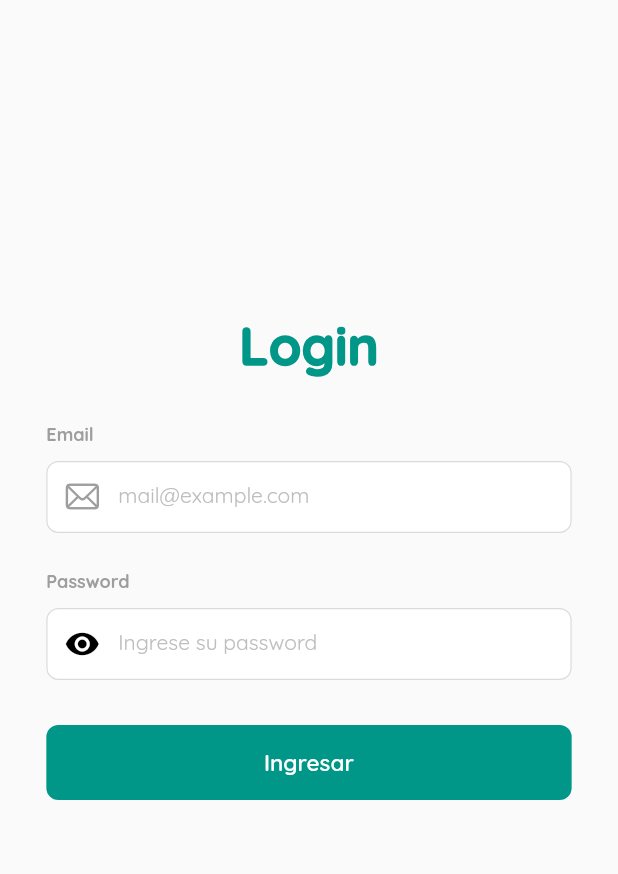
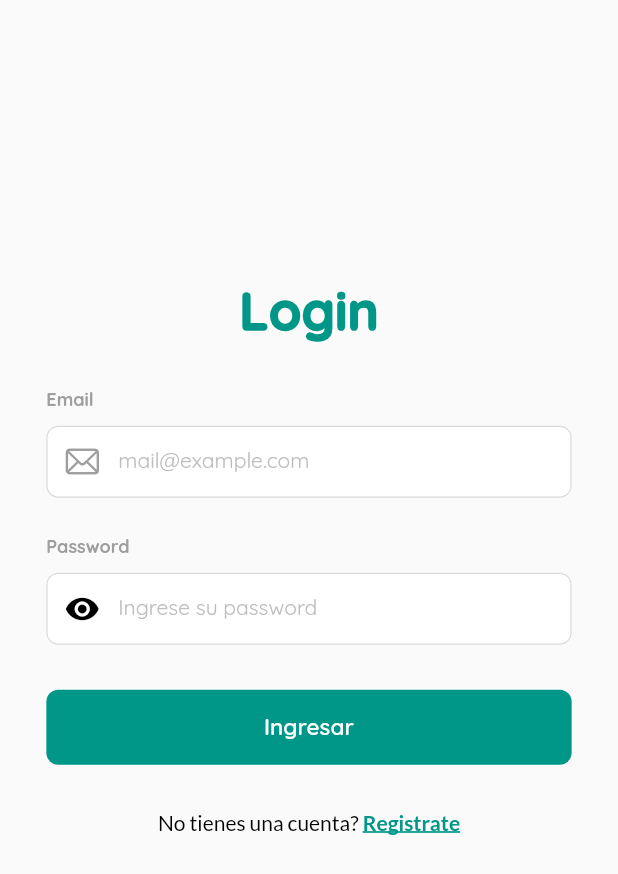
Before and after one commit to Christgrant98/ai-fish-aquarium, a Flutter app: the LoginPage screen opened by its route, on a phone screen of 412 x 824 dp. Shown: the top 874 px of the screen. Run offline on Flutter 3.47's test engine with Material 2 defaults, Android fonts, the phone set to English and light mode, and no system bars; our stand-ins replace blurrycontainer, camera, carousel_slider, go_router, google_fonts, google_nav_bar and 3 more; missing offline and left inert: google_mlkit_image_labeling, langchain, langchain_openai; accounts and stored records are empty.

Commit message:
buildaskforregistration method created and places into login page cx

```diff
--- a/lib/src/pages/login_page.dart
+++ b/lib/src/pages/login_page.dart
@@ -1,4 +1,7 @@
+import 'package:flutter/gestures.dart';
 import 'package:flutter/material.dart';
+import 'package:go_router/go_router.dart';
+import 'package:google_fonts/google_fonts.dart';
 import 'package:login_flutter/src/utils/forms/login_form.dart';
 
 import '../utils/widgets/text_view.dart';
@@ -15,17 +18,19 @@ class LoginPage extends StatelessWidget {
           child: SizedBox(
             height: MediaQuery.of(context).size.height * .9,
             width: MediaQuery.of(context).size.width * .85,
-            child: const Column(
+            child: Column(
               mainAxisAlignment: MainAxisAlignment.center,
               children: [
-                TextView(
+                const TextView(
                   text: "Login",
                   fontSize: 35,
                   color: Colors.teal,
                   fontWeight: FontWeight.w900,
                 ),
-                SizedBox(height: 30),
-                LoginForm()
+                const SizedBox(height: 30),
+                const LoginForm(),
+                const SizedBox(height: 30),
+                _buildAskForRegistration(context),
               ],
             ),
           ),
@@ -33,4 +38,30 @@ class LoginPage extends StatelessWidget {
       ),
     ));
   }
+
+  Widget _buildAskForRegistration(BuildContext context) {
+    return RichText(
+      text: TextSpan(
+        text: 'No tienes una cuenta? ',
+        style: GoogleFonts.lato(
+          fontWeight: FontWeight.w500,
+          color: Colors.black,
+          fontSize: 14,
+        ),
+        children: [
+          TextSpan(
+            text: 'Registrate',
+            style: GoogleFonts.lato(
+              decoration: TextDecoration.underline,
+              fontWeight: FontWeight.bold,
+              color: Colors.teal,
+              fontSize: 14,
+            ),
+            recognizer: TapGestureRecognizer()
+              ..onTap = () => context.go("/registro"),
+          ),
+        ],
+      ),
+    );
+  }
 }
--- a/lib/src/utils/widgets/botton_navigator_menu.dart
+++ b/lib/src/utils/widgets/botton_navigator_menu.dart
@@ -5,7 +5,7 @@ import 'package:go_router/go_router.dart';
 import 'package:google_nav_bar/google_nav_bar.dart';
 
 class BottomNavigatorMenu extends StatefulWidget {
-  BottomNavigatorMenu({
+  const BottomNavigatorMenu({
     super.key,
   });
 
@@ -38,7 +38,7 @@ class BottomNavigatorMenuState extends State<BottomNavigatorMenu> {
         child: GNav(
           mainAxisAlignment: MainAxisAlignment.spaceEvenly,
           selectedIndex: _calculateSelectedIndex(context),
-          color: Color.fromARGB(255, 153, 153, 153),
+          color: const Color.fromARGB(255, 153, 153, 153),
           activeColor: const Color.fromARGB(255, 33, 243, 236),
           padding: const EdgeInsets.all(5),
           gap: 8,
```
